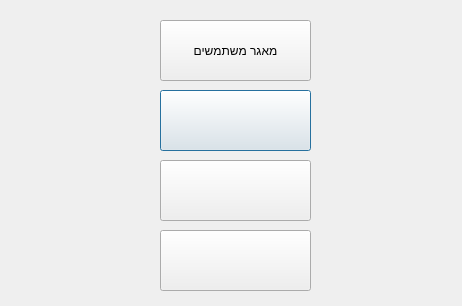
First picture: the form in AdministrationloginICU.ui, repository sagivt1/team21_face_detection, before the edit.
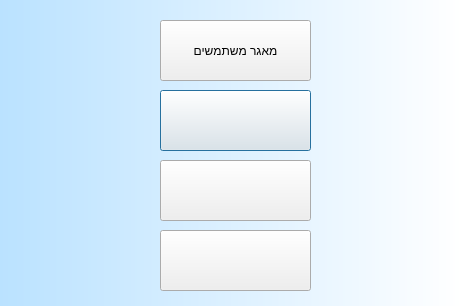
Second picture: the form after the edit.

Patch:
```diff
--- a/AdministrationloginICU.ui
+++ b/AdministrationloginICU.ui
@@ -13,6 +13,11 @@
   <property name="windowTitle">
    <string>Dialog</string>
   </property>
+  <property name="styleSheet">
+   <string notr="true">QDialog{
+background-color:qlineargradient(spread:pad, x1:0, y1:0, x2:1, y2:0, stop:0 rgba(186, 226, 255, 255), stop:1 rgba(255, 255, 255, 255))
+}</string>
+  </property>
   <widget class="QPushButton" name="pushButton_2">
    <property name="geometry">
     <rect>
```
